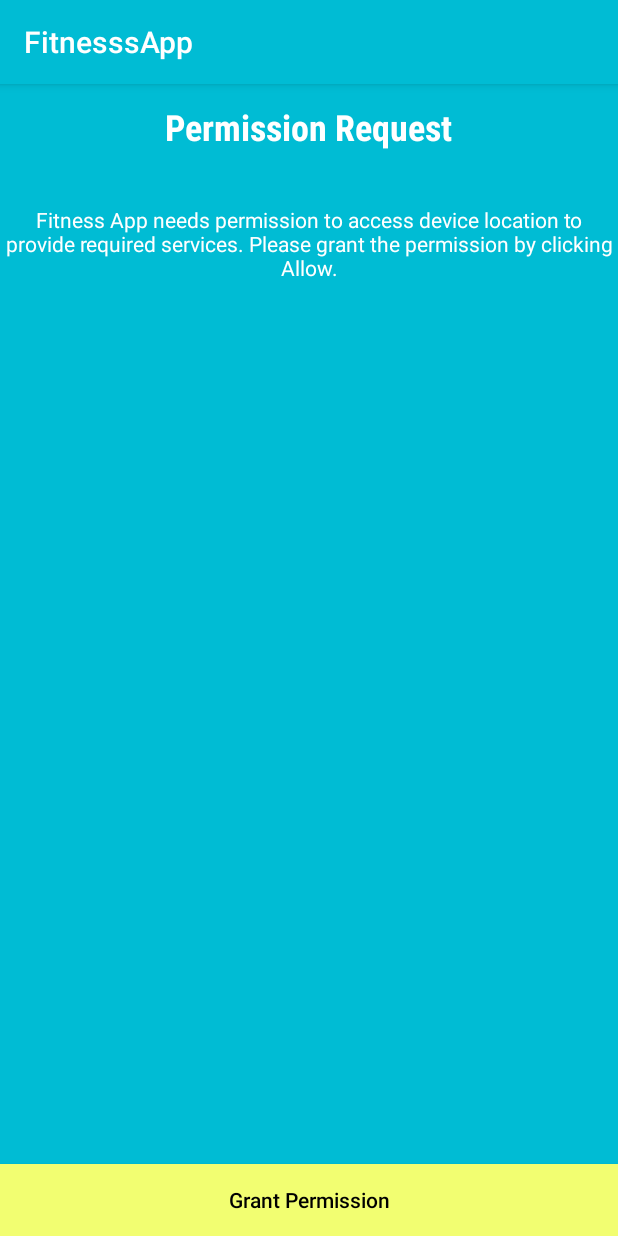
After one commit to zuhura95/FitnessApp, an Android app: the PermissionsActivity screen opened directly, with no data from a screen before it, on a phone screen of 412 x 824 dp. The commit adds this screen. Run offline under Robolectric (Android 15) with nearby library versions, the light colour scheme and no system bars; libraries missing offline, so code that uses them is left out: com.karumi.dexter; 1 statement that could not run was skipped.

Commit message:
permissions to get location page created and tested

```diff
--- a/app/build.gradle
+++ b/app/build.gradle
@@ -27,6 +27,7 @@ dependencies {
     implementation 'com.android.support:support-vector-drawable:28.0.0'
     //noinspection GradleCompatible
     implementation 'com.android.support:design:28.0.0'
+    implementation 'com.karumi:dexter:6.0.0'
 
     implementation 'com.google.firebase:firebase-database:16.0.4'
     implementation 'com.google.firebase:firebase-auth:16.0.5'
@@ -35,6 +36,7 @@ dependencies {
     implementation 'androidx.navigation:navigation-fragment:2.0.0'
     implementation 'androidx.navigation:navigation-ui:2.0.0'
     implementation 'androidx.lifecycle:lifecycle-extensions:2.0.0'
+    implementation 'com.google.android.gms:play-services-maps:17.0.0'
     testImplementation 'junit:junit:4.12'
     androidTestImplementation 'androidx.test:runner:1.1.1'
     androidTestImplementation 'androidx.test.espresso:espresso-core:3.1.1'
--- /dev/null
+++ b/app/src/main/java/com/example/fitnesssapp/Authentication/PermissionsActivity.java
@@ -0,0 +1,90 @@
+package com.example.fitnesssapp.Authentication;
+
+import androidx.appcompat.app.AlertDialog;
+import androidx.appcompat.app.AppCompatActivity;
+import androidx.core.content.ContextCompat;
+
+import android.Manifest;
+import android.content.DialogInterface;
+import android.content.Intent;
+import android.content.pm.PackageManager;
+import android.net.Uri;
+import android.os.Bundle;
+import android.provider.Settings;
+import android.view.View;
+import android.widget.Button;
+import android.widget.Toast;
+
+import com.example.fitnesssapp.*;
+import com.karumi.dexter.Dexter;
+import com.karumi.dexter.PermissionToken;
+import com.karumi.dexter.listener.PermissionDeniedResponse;
+import com.karumi.dexter.listener.PermissionGrantedResponse;
+import com.karumi.dexter.listener.PermissionRequest;
+import com.karumi.dexter.listener.single.PermissionListener;
+
+
+public class PermissionsActivity extends AppCompatActivity {
+
+    private Button grantBtn;
+
+    @Override
+    protected void onCreate(Bundle savedInstanceState) {
+        super.onCreate(savedInstanceState);
+        setContentView(R.layout.activity_permissions);
+
+
+    //Are permissions granted? If yes then dismiss
+        if (ContextCompat.checkSelfPermission(PermissionsActivity.this, Manifest.permission.ACCESS_FINE_LOCATION) == PackageManager.PERMISSION_GRANTED){
+            finish();
+            return;
+        }
+        grantBtn = (Button)findViewById(R.id.btn_grant);
+
+        //else, ask for permission
+        grantBtn.setOnClickListener(new View.OnClickListener() {
+            @Override
+            public void onClick(View v) {
+
+                    Dexter.withActivity(PermissionsActivity.this)
+                            .withPermission(Manifest.permission.ACCESS_FINE_LOCATION)
+                            .withListener(new PermissionListener() {
+                                @Override
+                                public void onPermissionGranted(PermissionGrantedResponse response) {
+                                    Toast.makeText(PermissionsActivity.this, "Permission Granted", Toast.LENGTH_SHORT).show();
+
+                                    startActivity(new Intent(PermissionsActivity.this, HomeActivity.class));
+                                    finish();
+                                }
+
+                                @Override
+                                public void onPermissionDenied(PermissionDeniedResponse response) {
+                                    if(response.isPermanentlyDenied()){
+                                        AlertDialog.Builder builder = new AlertDialog.Builder(PermissionsActivity.this);
+                                        builder.setTitle("Permission Denied")
+                                                .setMessage("Permission to access device location is permanently denied. you need to go to setting to allow the permission.")
+                                                .setNegativeButton("Cancel", null)
+                                                .setPositiveButton("OK", new DialogInterface.OnClickListener() {
+                                                    @Override
+                                                    public void onClick(DialogInterface dialog, int which) {
+                                                        Intent intent = new Intent();
+                                                        intent.setAction(Settings.ACTION_APPLICATION_DETAILS_SETTINGS);
+                                                        intent.setData(Uri.fromParts("package", getPackageName(), null));
+                                                    }
+                                                })
+                                                .show();
+                                    } else {
+                                        Toast.makeText(PermissionsActivity.this, "Permission Denied", Toast.LENGTH_SHORT).show();
+                                    }
+                                }
+
+                                @Override
+                                public void onPermissionRationaleShouldBeShown(PermissionRequest permission, PermissionToken token) {
+                                    token.continuePermissionRequest();
+                                }
+                            })
+                            .check();
+                }
+        });
+    }
+}
--- a/app/src/main/java/com/example/fitnesssapp/ResetPassActivity.java
+++ b/app/src/main/java/com/example/fitnesssapp/Authentication/ResetPassActivity.java
@@ -1,4 +1,4 @@
-package com.example.fitnesssapp;
+package com.example.fitnesssapp.Authentication;
 
 import androidx.annotation.NonNull;
 import androidx.appcompat.app.AppCompatActivity;
@@ -11,6 +11,7 @@ import android.widget.EditText;
 import android.widget.ProgressBar;
 import android.widget.Toast;
 
+import com.example.fitnesssapp.R;
 import com.google.android.gms.tasks.OnCompleteListener;
 import com.google.android.gms.tasks.Task;
 import com.google.firebase.auth.FirebaseAuth;
--- a/app/src/main/java/com/example/fitnesssapp/ui/gallery/GalleryViewModel.java
+++ b/app/src/main/java/com/example/fitnesssapp/ui/gallery/GalleryViewModel.java
@@ -10,7 +10,7 @@ public class GalleryViewModel extends ViewModel {
 
     public GalleryViewModel() {
         mText = new MutableLiveData<>();
-        mText.setValue("This is gallery fragment");
+        mText.setValue("This is profile fragment");
     }
 
     public LiveData<String> getText() {
--- a/app/src/main/res/layout/activity_login.xml
+++ b/app/src/main/res/layout/activity_login.xml
@@ -4,7 +4,7 @@
     xmlns:tools="http://schemas.android.com/tools"
     android:layout_width="match_parent"
     android:layout_height="match_parent"
-    tools:context=".LoginActivity">
+    tools:context=".Authentication.LoginActivity">
 
     <LinearLayout
         android:layout_width="fill_parent"
--- /dev/null
+++ b/app/src/main/res/layout/activity_permissions.xml
@@ -0,0 +1,49 @@
+<?xml version="1.0" encoding="utf-8"?>
+<RelativeLayout xmlns:android="http://schemas.android.com/apk/res/android"
+    xmlns:app="http://schemas.android.com/apk/res-auto"
+    xmlns:tools="http://schemas.android.com/tools"
+    android:layout_width="match_parent"
+    android:layout_height="match_parent"
+    android:background="@color/colorPrimary"
+    tools:context=".Authentication.PermissionsActivity">
+    <LinearLayout
+        android:layout_width="match_parent"
+        android:layout_height="wrap_content"
+        android:orientation="vertical"
+        android:gravity="center_horizontal">
+
+<!--        <ImageView-->
+<!--            android:layout_width="wrap_content"-->
+<!--            android:layout_height="wrap_content"-->
+<!--            android:src="@mipmap/ic_launcher" />-->
+
+        <TextView
+            android:layout_width="wrap_content"
+            android:layout_height="wrap_content"
+            android:text="Permission Request"
+            android:textSize="24sp"
+            android:textColor="#FFF"
+            android:layout_marginTop="12dp"
+            android:fontFamily="sans-serif-condensed"
+            android:textStyle="bold"/>
+
+        <TextView
+            android:layout_width="wrap_content"
+            android:layout_height="wrap_content"
+            android:textColor="#FFF"
+            android:gravity="center_horizontal"
+            android:layout_marginTop="36dp"
+            android:text="Fitness App needs permission to access device location to provide required services. Please grant the permission by clicking Allow."/>
+
+    </LinearLayout>
+
+    <Button
+        android:id="@+id/btn_grant"
+        android:layout_width="match_parent"
+        android:layout_height="wrap_content"
+        android:layout_alignParentBottom="true"
+        android:background="@color/colorAccent"
+        android:textColor="#000"
+        android:text="Grant Permission"
+        android:textAllCaps="false" />
+</RelativeLayout>
--- a/app/src/main/res/layout/activity_reset_pass.xml
+++ b/app/src/main/res/layout/activity_reset_pass.xml
@@ -7,7 +7,7 @@
     android:layout_gravity="center"
     android:background="@color/colorPrimary"
     android:fitsSystemWindows="true"
-    tools:context=".ResetPassActivity">
+    tools:context=".Authentication.ResetPassActivity">
 
     <LinearLayout
         android:layout_width="fill_parent"
--- a/app/src/main/res/layout/activity_sign_up.xml
+++ b/app/src/main/res/layout/activity_sign_up.xml
@@ -5,7 +5,7 @@
     android:layout_width="match_parent"
     android:layout_height="match_parent"
     android:fitsSystemWindows="true"
-    tools:context=".LoginActivity">
+    tools:context=".Authentication.LoginActivity">
 
     <LinearLayout
         android:layout_width="fill_parent"
--- a/app/src/main/res/values/strings.xml
+++ b/app/src/main/res/values/strings.xml
@@ -7,7 +7,7 @@
     <dimen name="logo_w_h">100dp</dimen>
     <string name="minimum_password">Password too short, enter minimum 6 characters!</string>
     <string name="auth_failed">Authentication failed, check your email and password or sign up</string>
-<!--    <string name="appbar_scrolling_view_behavior" translatable="false">com.google.android.material.appbar.AppBarLayout$ScrollingViewBehavior</string>-->
+    <!--    <string name="appbar_scrolling_view_behavior" translatable="false">com.google.android.material.appbar.AppBarLayout$ScrollingViewBehavior</string>-->
 
     <string name="title_activity_home">HomeActivity</string>
     <string name="nav_header_title">Android Studio</string>
@@ -21,4 +21,5 @@
     <string name="menu_tools">Tools</string>
     <string name="menu_share">Share</string>
     <string name="menu_send">Send</string>
+    <string name="title_activity_locations">Locations</string>
 </resources>
```
Also changed, not shown: app/src/main/AndroidManifest.xml (+22 -9 lines), app/src/main/java/com/example/fitnesssapp/Authentication/LoginActivity.java (renamed from app/src/main/java/com/example/fitnesssapp/LoginActivity.java, +9 -3 lines), app/src/main/java/com/example/fitnesssapp/Authentication/SignUpActivity.java (renamed from app/src/main/java/com/example/fitnesssapp/SignUpActivity.java, +4 -3 lines), app/src/main/java/com/example/fitnesssapp/HomeActivity.java (+14 -0 lines), app/src/main/res/drawable/ic_home.xml (added, +9 -0 lines), app/src/main/res/drawable/ic_person.xml (added, +9 -0 lines), app/src/main/res/layout/nav_header_home.xml (+8 -10 lines), app/src/main/res/menu/activity_home_drawer.xml (+5 -15 lines), 1 other file.
